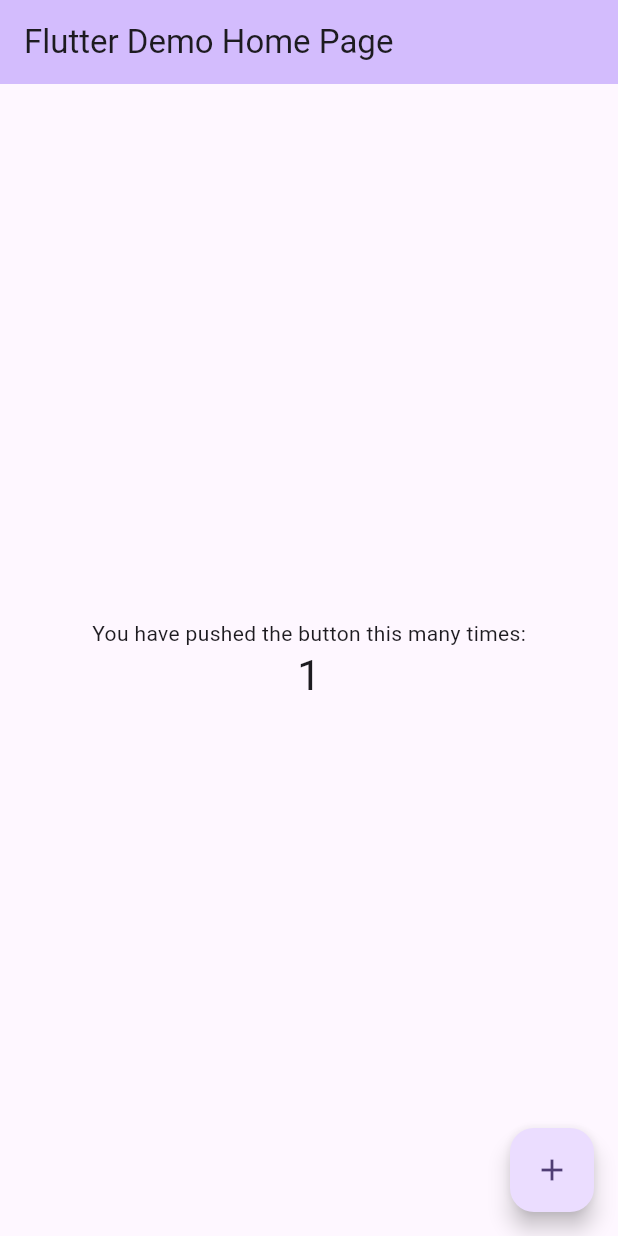
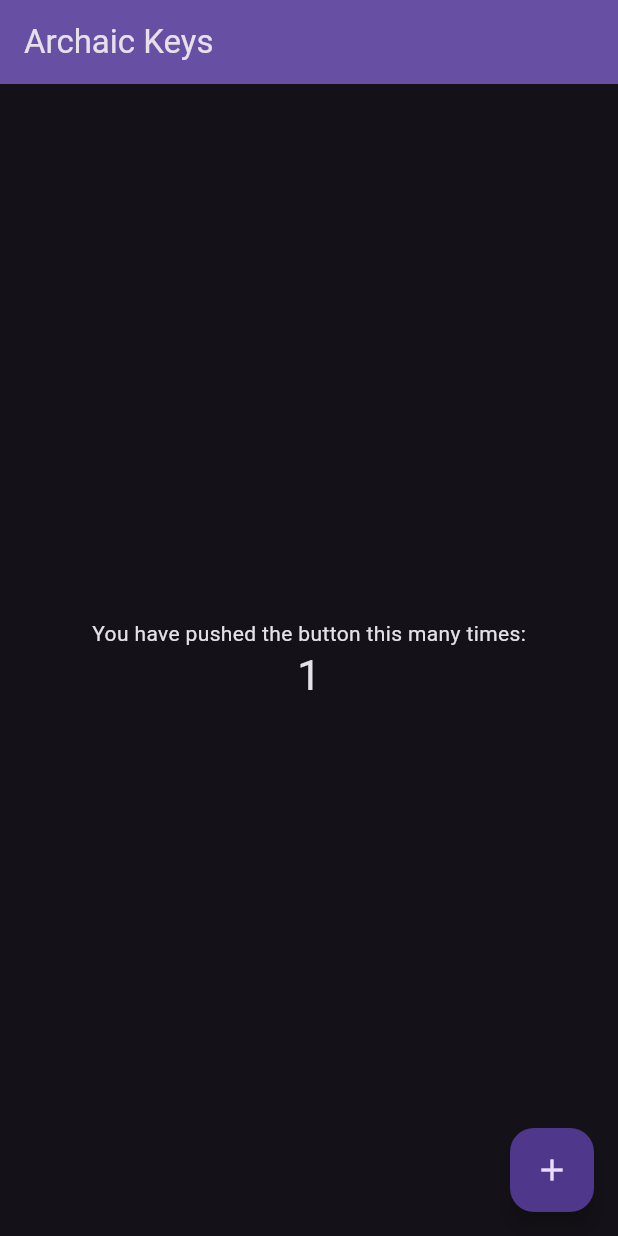
Before and after one commit to indraneel12/archaic-keys, a Flutter app: the screen it shows after launch, after a tap on the "add" icon, on a phone screen of 412 x 824 dp. Run offline on Flutter 3.47's test engine with Material 3 defaults, Android fonts, the phone set to English and light mode, and no system bars.

Commit message:
template code cleanup, app title, app theme

```diff
--- a/app/lib/main.dart
+++ b/app/lib/main.dart
@@ -1,108 +1,53 @@
 import 'package:flutter/material.dart';
 
+import 'src/constants.dart';
+
 void main() {
-  runApp(const MyApp());
+  runApp(const App());
 }
 
-class MyApp extends StatelessWidget {
-  const MyApp({super.key});
+class App extends StatelessWidget {
+  const App({super.key});
 
-  // This widget is the root of your application.
   @override
   Widget build(BuildContext context) {
     return MaterialApp(
-      title: 'Flutter Demo',
-      theme: ThemeData(
-        // This is the theme of your application.
-        //
-        // TRY THIS: Try running your application with "flutter run". You'll see
-        // the application has a purple toolbar. Then, without quitting the app,
-        // try changing the seedColor in the colorScheme below to Colors.green
-        // and then invoke "hot reload" (save your changes or press the "hot
-        // reload" button in a Flutter-supported IDE, or press "r" if you used
-        // the command line to start the app).
-        //
-        // Notice that the counter didn't reset back to zero; the application
-        // state is not lost during the reload. To reset the state, use hot
-        // restart instead.
-        //
-        // This works for code too, not just values: Most code changes can be
-        // tested with just a hot reload.
-        colorScheme: ColorScheme.fromSeed(seedColor: Colors.deepPurple),
+      title: appName,
+      theme: ThemeData.dark(
         useMaterial3: true,
       ),
-      home: const MyHomePage(title: 'Flutter Demo Home Page'),
+      home: const HomePage(title: appName),
     );
   }
 }
 
-class MyHomePage extends StatefulWidget {
-  const MyHomePage({super.key, required this.title});
-
-  // This widget is the home page of your application. It is stateful, meaning
-  // that it has a State object (defined below) that contains fields that affect
-  // how it looks.
-
-  // This class is the configuration for the state. It holds the values (in this
-  // case the title) provided by the parent (in this case the App widget) and
-  // used by the build method of the State. Fields in a Widget subclass are
-  // always marked "final".
+class HomePage extends StatefulWidget {
+  const HomePage({super.key, required this.title});
 
   final String title;
 
   @override
-  State<MyHomePage> createState() => _MyHomePageState();
+  State<HomePage> createState() => _HomePageState();
 }
 
-class _MyHomePageState extends State<MyHomePage> {
+class _HomePageState extends State<HomePage> {
   int _counter = 0;
 
   void _incrementCounter() {
     setState(() {
-      // This call to setState tells the Flutter framework that something has
-      // changed in this State, which causes it to rerun the build method below
-      // so that the display can reflect the updated values. If we changed
-      // _counter without calling setState(), then the build method would not be
-      // called again, and so nothing would appear to happen.
       _counter++;
     });
   }
 
   @override
   Widget build(BuildContext context) {
-    // This method is rerun every time setState is called, for instance as done
-    // by the _incrementCounter method above.
-    //
-    // The Flutter framework has been optimized to make rerunning build methods
-    // fast, so that you can just rebuild anything that needs updating rather
-    // than having to individually change instances of widgets.
     return Scaffold(
       appBar: AppBar(
-        // TRY THIS: Try changing the color here to a specific color (to
-        // Colors.amber, perhaps?) and trigger a hot reload to see the AppBar
-        // change color while the other colors stay the same.
         backgroundColor: Theme.of(context).colorScheme.inversePrimary,
-        // Here we take the value from the MyHomePage object that was created by
-        // the App.build method, and use it to set our appbar title.
         title: Text(widget.title),
       ),
       body: Center(
-        // Center is a layout widget. It takes a single child and positions it
-        // in the middle of the parent.
         child: Column(
-          // Column is also a layout widget. It takes a list of children and
-          // arranges them vertically. By default, it sizes itself to fit its
-          // children horizontally, and tries to be as tall as its parent.
-          //
-          // Column has various properties to control how it sizes itself and
-          // how it positions its children. Here we use mainAxisAlignment to
-          // center the children vertically; the main axis here is the vertical
-          // axis because Columns are vertical (the cross axis would be
-          // horizontal).
-          //
-          // TRY THIS: Invoke "debug painting" (choose the "Toggle Debug Paint"
-          // action in the IDE, or press "p" in the console), to see the
-          // wireframe for each widget.
           mainAxisAlignment: MainAxisAlignment.center,
           children: <Widget>[
             const Text(
@@ -119,7 +64,7 @@ class _MyHomePageState extends State<MyHomePage> {
         onPressed: _incrementCounter,
         tooltip: 'Increment',
         child: const Icon(Icons.add),
-      ), // This trailing comma makes auto-formatting nicer for build methods.
+      ),
     );
   }
 }
```
Also changed, not shown: 1 other file.
